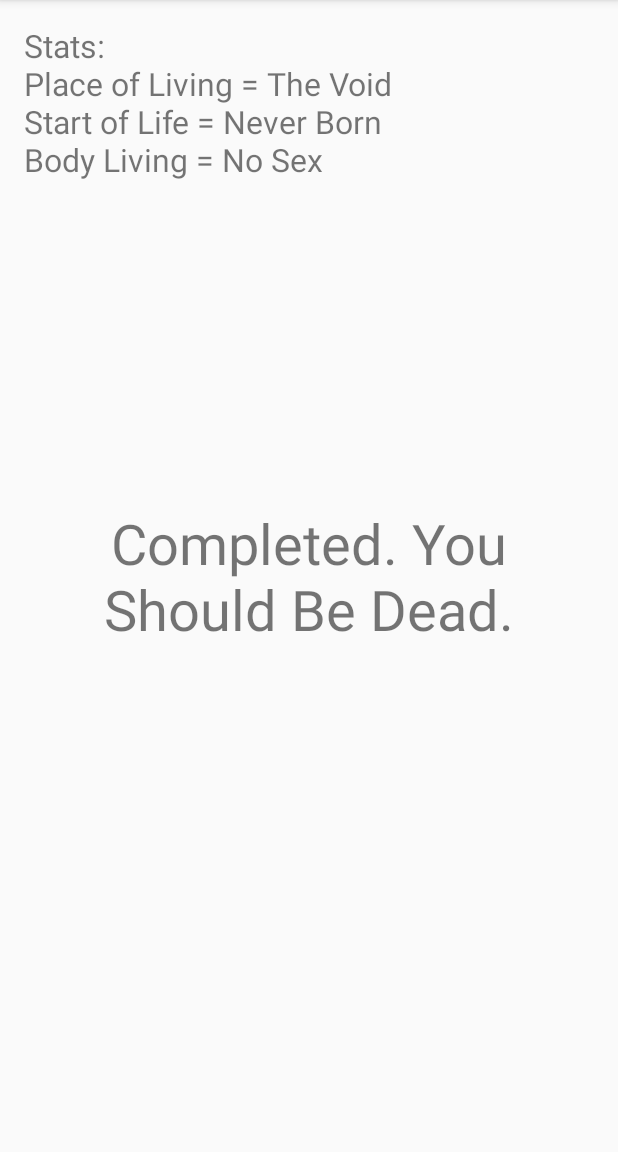
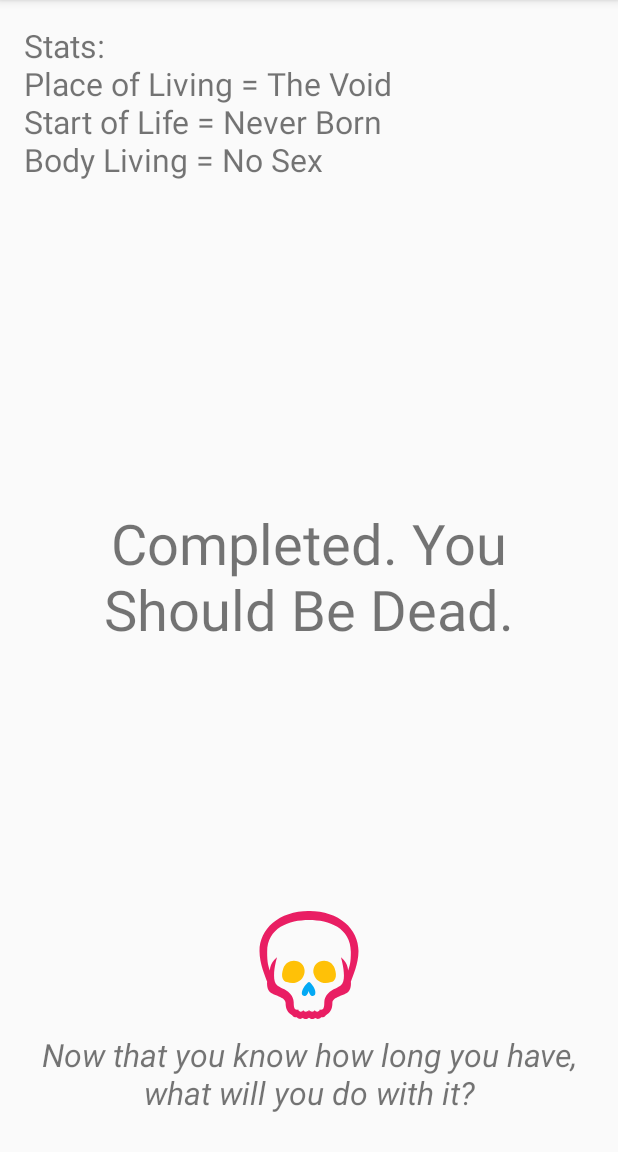
Before and after one commit to ajr-zimmer/time-to-die, an Android app: the DisplayUserInfoActivity screen opened directly, with no data from a screen before it, on a phone screen of 412 x 824 dp, the part 84-1236 px from its top. Run offline under Robolectric (Android 15) with nearby library versions, the phone set to English and light mode, and no system bars; 1 statement that could not run was skipped.

Commit message:
Added motivational question at the countdown screen

```diff
--- a/app/src/main/res/layout/activity_display_user_info.xml
+++ b/app/src/main/res/layout/activity_display_user_info.xml
@@ -1,5 +1,6 @@
 <?xml version="1.0" encoding="utf-8"?>
 <RelativeLayout xmlns:android="http://schemas.android.com/apk/res/android"
+    xmlns:app="http://schemas.android.com/apk/res-auto"
     xmlns:tools="http://schemas.android.com/tools"
     android:layout_width="match_parent"
     android:layout_height="match_parent"
@@ -28,4 +29,25 @@
         android:layout_centerVertical="true"
         android:layout_centerHorizontal="true" />
 
+    <ImageView
+        android:layout_width="wrap_content"
+        android:layout_height="wrap_content"
+        app:srcCompat="@drawable/ic_skull_multi_72dp"
+        android:layout_above="@+id/textView"
+        android:layout_centerHorizontal="true"
+        android:layout_marginBottom="9dp"
+        android:id="@+id/imageView" />
+
+    <TextView
+        android:text="@string/what_say_you"
+        android:gravity="center"
+        android:textSize="21dp"
+        android:textStyle="italic"
+        android:layout_width="wrap_content"
+        android:layout_height="wrap_content"
+        android:layout_alignParentBottom="true"
+        android:layout_centerHorizontal="true"
+        android:layout_marginBottom="9dp"
+        android:id="@+id/textView" />
+
 </RelativeLayout>
--- a/app/src/main/res/values/strings.xml
+++ b/app/src/main/res/values/strings.xml
@@ -7,5 +7,6 @@
     <string name="dob_btn_text">Your Date of Birth, Please</string>
     <string name="motivate_btn_text">MOTIVATE!</string>
     <string name="dob_btn_display">Date of Birth: %1$s</string>
+    <string name="what_say_you">Now that you know how long you have, what will you do with it?</string>
 
 </resources>
```
